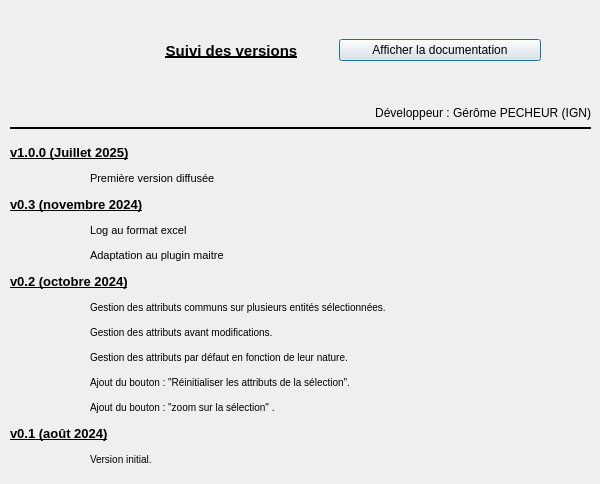
Qt form aproposde.ui (IGNF/assistant-route-qgis-plugin) before a commit.
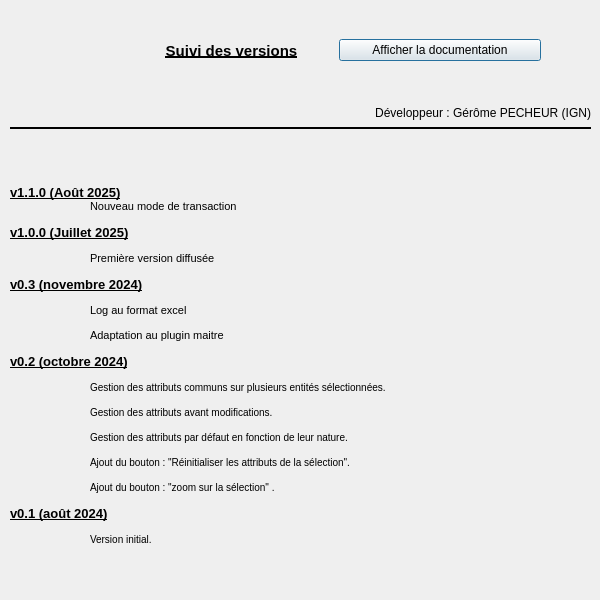
The same form after that commit. Icons and pictures are not drawn.

Commit message: nouveau mode de transaction et suppression du undo et du log

The edit to the form file:
```diff
--- a/aproposde.ui
+++ b/aproposde.ui
@@ -7,7 +7,7 @@
     <x>0</x>
     <y>0</y>
     <width>600</width>
-    <height>484</height>
+    <height>600</height>
    </rect>
   </property>
   <property name="minimumSize">
@@ -19,7 +19,7 @@
   <property name="maximumSize">
    <size>
     <width>600</width>
-    <height>484</height>
+    <height>600</height>
    </size>
   </property>
   <property name="windowTitle">
@@ -75,7 +75,7 @@
      <x>10</x>
      <y>140</y>
      <width>581</width>
-     <height>331</height>
+     <height>451</height>
     </rect>
    </property>
    <layout class="QVBoxLayout" name="verticalLayout">
@@ -86,6 +86,8 @@
 &lt;html&gt;&lt;head&gt;&lt;meta name=&quot;qrichtext&quot; content=&quot;1&quot; /&gt;&lt;style type=&quot;text/css&quot;&gt;
 p, li { white-space: pre-wrap; }
 &lt;/style&gt;&lt;/head&gt;&lt;body style=&quot; font-family:'MS Shell Dlg 2'; font-size:8pt; font-weight:400; font-style:normal;&quot;&gt;
+&lt;p style=&quot; margin-top:0px; margin-bottom:0px; margin-left:0px; margin-right:0px; -qt-block-indent:0; text-indent:0px;&quot;&gt;&lt;span style=&quot; font-size:10pt; font-weight:600; text-decoration: underline;&quot;&gt;v1.1.0 (Août 2025)&lt;/span&gt;&lt;/p&gt;
+&lt;p style=&quot; margin-top:0px; margin-bottom:0px; margin-left:0px; margin-right:0px; -qt-block-indent:0; text-indent:0px;&quot;&gt;	Nouveau mode de transaction&lt;/p&gt;
 &lt;p style=&quot; margin-top:12px; margin-bottom:12px; margin-left:0px; margin-right:0px; -qt-block-indent:0; text-indent:0px;&quot;&gt;&lt;span style=&quot; font-size:10pt; font-weight:600; text-decoration: underline;&quot;&gt;v1.0.0 (Juillet 2025)&lt;/span&gt;&lt;/p&gt;
 &lt;p style=&quot; margin-top:12px; margin-bottom:12px; margin-left:0px; margin-right:0px; -qt-block-indent:0; text-indent:0px;&quot;&gt;	Première version diffusée&lt;/p&gt;
 &lt;p style=&quot; margin-top:12px; margin-bottom:12px; margin-left:0px; margin-right:0px; -qt-block-indent:0; text-indent:0px;&quot;&gt;&lt;span style=&quot; font-size:10pt; font-weight:600; text-decoration: underline;&quot;&gt;v0.3 (novembre 2024)&lt;/span&gt;&lt;/p&gt;
```
The commit also changes 11 other files.
